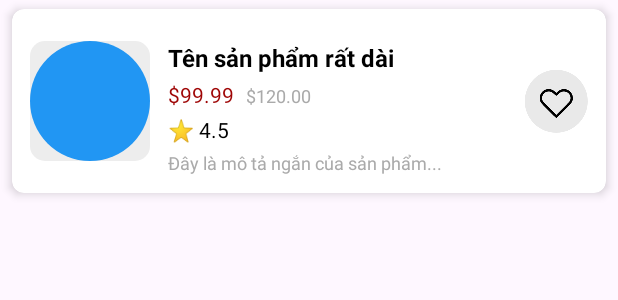
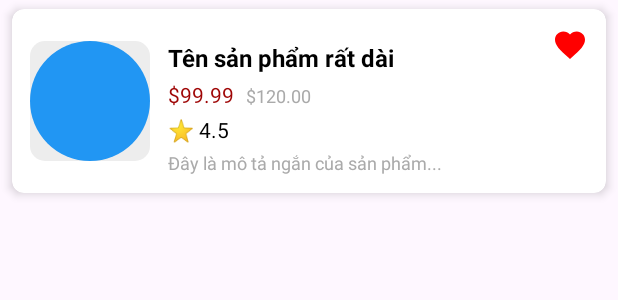
Before and after one commit to quankane/Android-Proj, an Android app: the layout viewholder_wishlist.xml on its own in the app's theme, with its tools: preview values and no code run, on a phone screen of 412 x 824 dp. Shown: the top 300 px of the screen. Run offline under Robolectric (Android 15) with nearby library versions, the phone set to English and light mode, and no system bars.

Commit message:
Update icon heart

```diff
--- /dev/null
+++ b/app/src/main/res/drawable/ic_heart_red.xml
@@ -0,0 +1,12 @@
+<?xml version="1.0" encoding="utf-8"?>
+<vector xmlns:android="http://schemas.android.com/apk/res/android"
+    android:width="24dp"
+    android:height="24dp"
+    android:viewportWidth="24.0"
+    android:viewportHeight="24.0">
+
+    <path
+        android:fillColor="#FF0000"
+        android:pathData="M12,21.35L10.55,20.03C5.4,15.36 2,12.27 2,8.5C2,5.41 4.42,3 7.5,3C9.24,3 10.91,3.81 12,5.08C13.09,3.81 14.76,3 16.5,3C19.58,3 22,5.41 22,8.5C22,12.27 18.6,15.36 13.45,20.03L12,21.35Z"/>
+
+</vector>
--- a/app/src/main/res/layout/viewholder_wishlist.xml
+++ b/app/src/main/res/layout/viewholder_wishlist.xml
@@ -87,13 +87,13 @@
             tools:text="Đây là mô tả ngắn của sản phẩm..." />
 
         <ImageView
-            android:id="@+id/imageView3"
+            android:id="@+id/removeBtn"
             android:layout_width="wrap_content"
             android:layout_height="wrap_content"
-            app:layout_constraintBottom_toBottomOf="parent"
             app:layout_constraintEnd_toEndOf="parent"
             app:layout_constraintTop_toTopOf="parent"
-            app:srcCompat="@drawable/fav_icon" />
+            app:srcCompat="@drawable/ic_heart_red"
+            />
 
 
     </androidx.constraintlayout.widget.ConstraintLayout>
```
Also changed, not shown: app/src/main/java/com/example/android_proj/adapter/WishlistAdapter.kt (+6 -3 lines), app/src/main/res/drawable/icon_red_bg.xml (added, +14 -0 lines).
